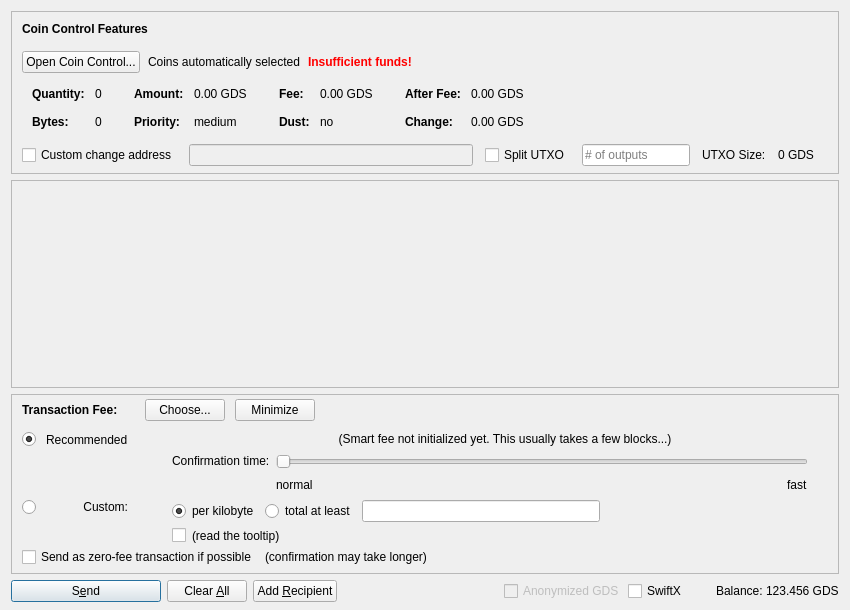
This is src/qt/forms/sendcoinsdialog.ui in buddilla/GoCash-Core as Qt 5 draws it before an edit. The edited form follows.
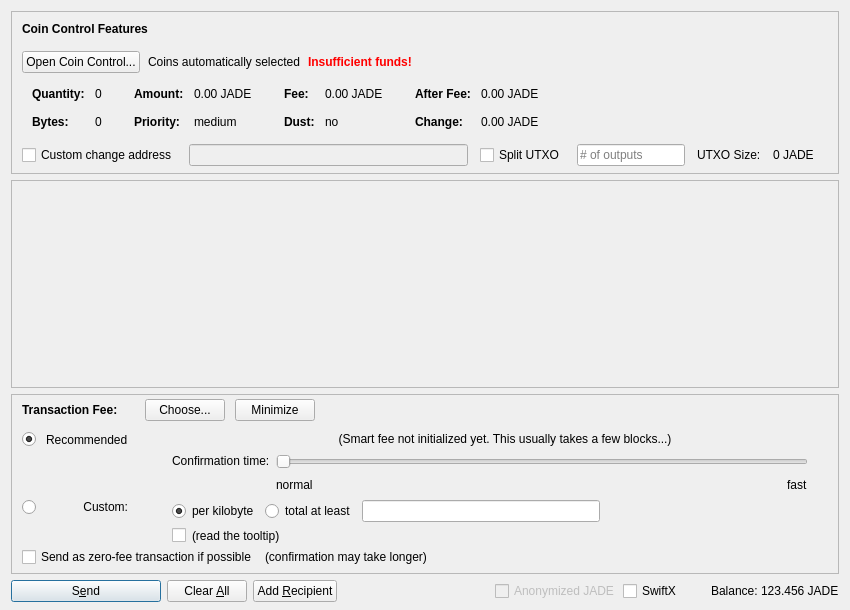
This is the edited form. Icons and pictures are not drawn. Custom widgets are drawn as their Qt base class.

What changed in the file:
```diff
--- a/src/qt/forms/sendcoinsdialog.ui
+++ b/src/qt/forms/sendcoinsdialog.ui
@@ -324,7 +324,7 @@
                   <enum>Qt::ActionsContextMenu</enum>
                  </property>
                  <property name="text">
-                  <string notr="true">0.00 GDS</string>
+                  <string notr="true">0.00 JADE</string>
                  </property>
                  <property name="textInteractionFlags">
                   <set>Qt::LinksAccessibleByMouse|Qt::TextSelectableByKeyboard|Qt::TextSelectableByMouse</set>
@@ -404,7 +404,7 @@
                   <enum>Qt::ActionsContextMenu</enum>
                  </property>
                  <property name="text">
-                  <string notr="true">0.00 GDS</string>
+                  <string notr="true">0.00 JADE</string>
                  </property>
                  <property name="textInteractionFlags">
                   <set>Qt::LinksAccessibleByMouse|Qt::TextSelectableByKeyboard|Qt::TextSelectableByMouse</set>
@@ -484,7 +484,7 @@
                   <enum>Qt::ActionsContextMenu</enum>
                  </property>
                  <property name="text">
-                  <string notr="true">0.00 GDS</string>
+                  <string notr="true">0.00 JADE</string>
                  </property>
                  <property name="textInteractionFlags">
                   <set>Qt::LinksAccessibleByMouse|Qt::TextSelectableByKeyboard|Qt::TextSelectableByMouse</set>
@@ -513,7 +513,7 @@
                   <enum>Qt::ActionsContextMenu</enum>
                  </property>
                  <property name="text">
-                  <string notr="true">0.00 GDS</string>
+                  <string notr="true">0.00 JADE</string>
                  </property>
                  <property name="textInteractionFlags">
                   <set>Qt::LinksAccessibleByMouse|Qt::TextSelectableByKeyboard|Qt::TextSelectableByMouse</set>
@@ -594,7 +594,7 @@
           <item>
            <widget class="QLabel" name="labelBlockSize">
             <property name="text">
-             <string>0 GDS</string>
+             <string>0 JADE</string>
             </property>
            </widget>
           </item>
@@ -1390,7 +1390,7 @@
           <bool>false</bool>
          </property>
          <property name="text">
-          <string>Anonymized GDS</string>
+          <string>Anonymized JADE</string>
          </property>
         </widget>
        </item>
@@ -1429,7 +1429,7 @@
           <cursorShape>IBeamCursor</cursorShape>
          </property>
          <property name="text">
-          <string notr="true">123.456 GDS</string>
+          <string notr="true">123.456 JADE</string>
          </property>
          <property name="textInteractionFlags">
           <set>Qt::LinksAccessibleByMouse|Qt::TextSelectableByKeyboard|Qt::TextSelectableByMouse</set>
```
Left out of the diff: 18 changed lines with no effect on the pictures.
